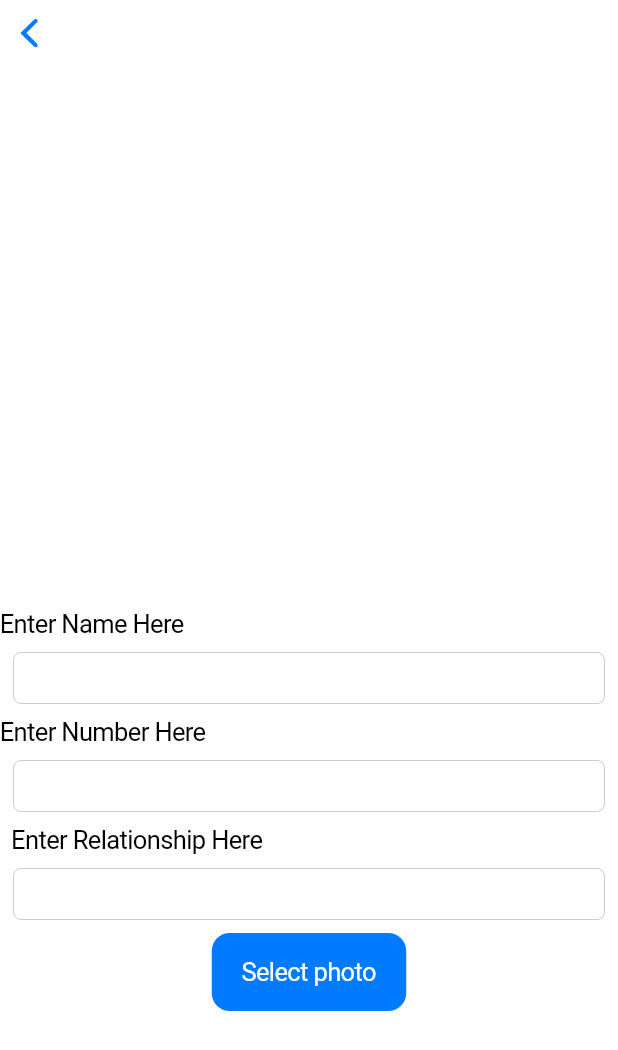
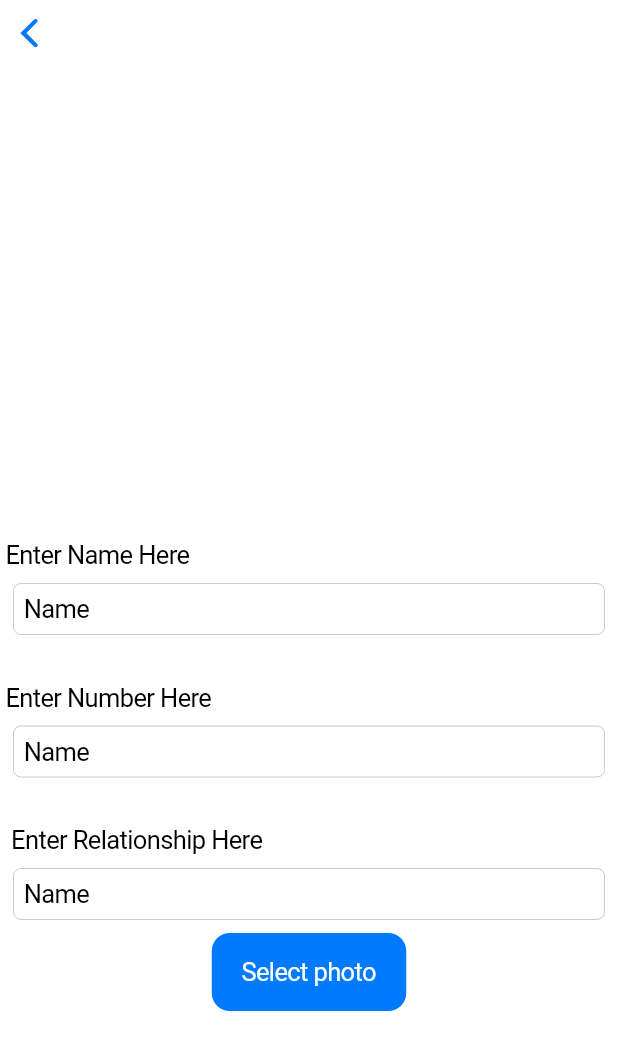
Before and after one commit to canglobe/appley, a Flutter app: the Add_Newone screen opened directly, on a phone screen of 412 x 824 dp. Shown: the top 1050 px of the screen. Run offline on Flutter 3.47's test engine with Material 2 defaults, Android fonts, the light colour scheme and no system bars.

Commit message:
textfield hint added

```diff
--- a/lib/addpage.dart
+++ b/lib/addpage.dart
@@ -1,4 +1,5 @@
 import 'package:flutter/cupertino.dart';
+import 'package:flutter/material.dart';
 
 class Add_Newone extends StatefulWidget {
   const Add_Newone({super.key});
@@ -8,7 +9,9 @@
 }
 
 class _Add_NewoneState extends State<Add_Newone> {
-  final namecontroller = TextEditingController();
+  final namecontroller = TextEditingController(text: "Name");
+  final numbercontroller = TextEditingController(text: "Mobile Number");
+  final relationcontroller = TextEditingController(text: "Relationship");
   @override
   Widget build(BuildContext context) {
     return CupertinoPageScaffold(
@@ -20,7 +23,7 @@
             Column(
               crossAxisAlignment: CrossAxisAlignment.start,
               children: [
-                Text("Enter Name Here"),
+                Text(" Enter Name Here"),
                 Padding(
                   padding: const EdgeInsets.all(9),
                   child: CupertinoTextField(
@@ -29,10 +32,13 @@
                 ),
               ],
             ),
+            SizedBox(
+              height: 23,
+            ),
             Column(
               crossAxisAlignment: CrossAxisAlignment.start,
               children: [
-                Text("Enter Number Here"),
+                Text(" Enter Number Here"),
                 Padding(
                   padding: const EdgeInsets.all(9),
                   child: CupertinoTextField(
@@ -40,6 +46,9 @@
                   ),
                 ),
               ],
+            ),
+            SizedBox(
+              height: 23,
             ),
             Column(
               crossAxisAlignment: CrossAxisAlignment.start,
```
